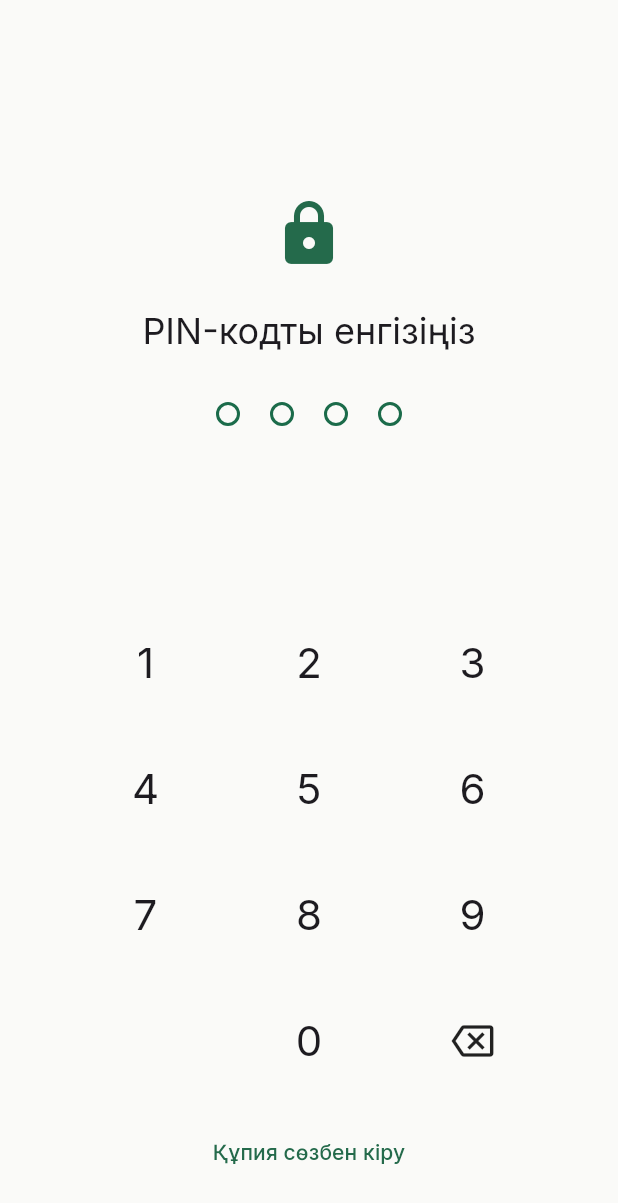
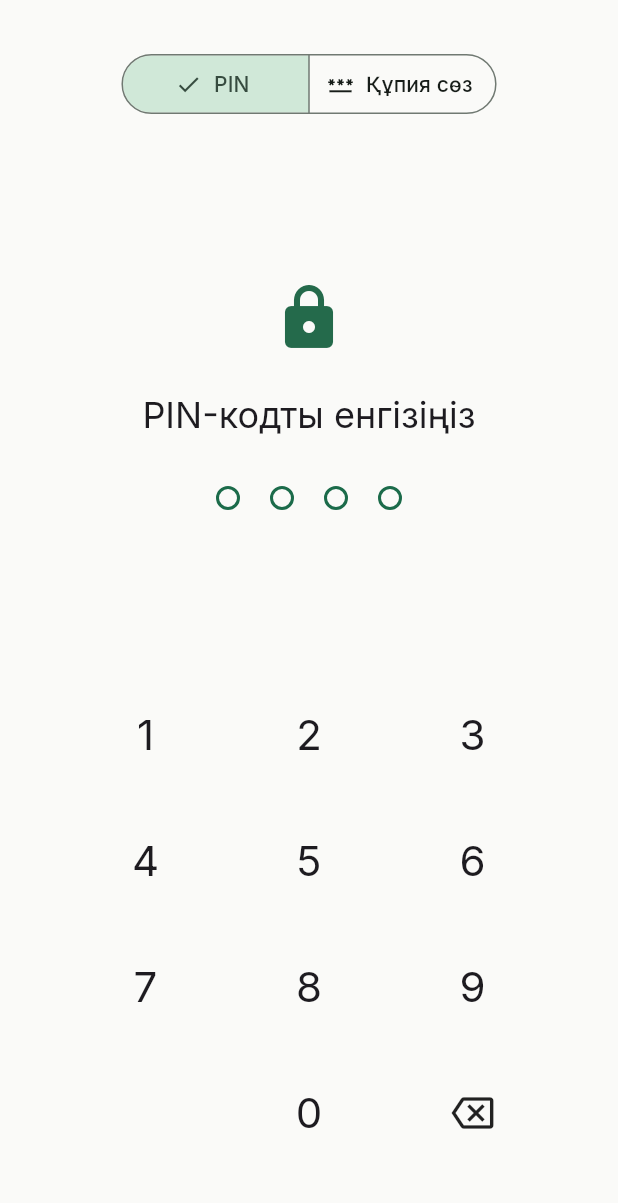
Before and after one commit to taxistdeveloper/jattau, a Flutter app: the PinUnlockScreen screen opened by its route, on a phone screen of 412 x 824 dp. Shown: the top 1203 px of the screen. Run offline on Flutter 3.47's test engine with Material 3 defaults, Android fonts, the phone set to English and light mode, and no system bars; our stand-ins replace audioplayers, dio, fl_chart, flutter_riverpod, go_router, google_fonts and 3 more; missing offline and left inert: record; accounts and stored records are empty.

Commit message:
Refactor authentication screens to support email/password login
- Updated AuthRepository to save email during session storage.
- Modified login flow to navigate to the home screen upon successful login instead of the PIN screen.
- Enhanced PinUnlockScreen to allow login via email and password, including UI updates for method selection.
- Added localization for new login methods in multiple languages.
- Cleaned up unused PIN-related logic in the PinUnlockScreen.

```diff
--- a/mobile/lib/features/auth/presentation/screens/login_screen.dart
+++ b/mobile/lib/features/auth/presentation/screens/login_screen.dart
@@ -44,7 +44,7 @@ class _LoginScreenState extends ConsumerState<LoginScreen> {
     if (state.value == true) {
       final hasPin = await ref.read(pinRepositoryProvider).hasPin();
       if (!mounted) return;
-      context.go(hasPin ? '/pin' : '/pin-setup');
+      context.go(hasPin ? '/home' : '/pin-setup');
     }
   }
 
--- a/mobile/lib/features/auth/presentation/screens/pin_screen.dart
+++ b/mobile/lib/features/auth/presentation/screens/pin_screen.dart
@@ -2,6 +2,8 @@ import 'package:flutter/material.dart';
 import 'package:flutter/services.dart';
 import 'package:flutter_riverpod/flutter_riverpod.dart';
 import 'package:go_router/go_router.dart';
+import 'package:jattau/core/utils/api_error.dart';
+import 'package:jattau/features/auth/data/auth_repository.dart';
 import 'package:jattau/features/auth/data/pin_repository.dart';
 import 'package:jattau/features/auth/presentation/providers/auth_provider.dart';
 import 'package:jattau/l10n/app_localizations.dart';
@@ -107,6 +109,8 @@ class _PinSetupScreenState extends ConsumerState<PinSetupScreen> {
   }
 }
 
+enum _UnlockMethod { pin, password }
+
 class PinUnlockScreen extends ConsumerStatefulWidget {
   const PinUnlockScreen({super.key});
 
@@ -115,9 +119,41 @@ class PinUnlockScreen extends ConsumerStatefulWidget {
 }
 
 class _PinUnlockScreenState extends ConsumerState<PinUnlockScreen> {
+  _UnlockMethod _method = _UnlockMethod.pin;
   String _pin = '';
   String? _error;
   bool _busy = false;
+
+  final _emailController = TextEditingController();
+  final _passwordController = TextEditingController();
+
+  @override
+  void initState() {
+    super.initState();
+    _loadEmail();
+  }
+
+  Future<void> _loadEmail() async {
+    final email = await ref.read(authRepositoryProvider).savedEmail();
+    if (!mounted || email == null) return;
+    _emailController.text = email;
+  }
+
+  @override
+  void dispose() {
+    _emailController.dispose();
+    _passwordController.dispose();
+    super.dispose();
+  }
+
+  void _switchMethod(_UnlockMethod method) {
+    setState(() {
+      _method = method;
+      _error = null;
+      _pin = '';
+      _busy = false;
+    });
+  }
 
   void _onDigit(String digit) {
     if (_busy || _pin.length >= 4) return;
@@ -127,7 +163,7 @@ class _PinUnlockScreenState extends ConsumerState<PinUnlockScreen> {
       _pin += digit;
     });
     if (_pin.length == 4) {
-      _verify();
+      _verifyPin();
     }
   }
 
@@ -140,7 +176,7 @@ class _PinUnlockScreenState extends ConsumerState<PinUnlockScreen> {
     });
   }
 
-  Future<void> _verify() async {
+  Future<void> _verifyPin() async {
     setState(() => _busy = true);
     final ok = await ref.read(pinRepositoryProvider).verifyPin(_pin);
     if (!mounted) return;
@@ -156,10 +192,30 @@ class _PinUnlockScreenState extends ConsumerState<PinUnlockScreen> {
     });
   }
 
-  Future<void> _usePassword() async {
-    await ref.read(authStateProvider.notifier).logout();
+  Future<void> _loginWithPassword() async {
+    final l10n = AppLocalizations.of(context)!;
+    setState(() {
+      _busy = true;
+      _error = null;
+    });
+    await ref.read(authStateProvider.notifier).login(
+      _emailController.text.trim(),
+      _passwordController.text,
+    );
     if (!mounted) return;
-    context.go('/login');
+    final state = ref.read(authStateProvider);
+    if (state.hasError) {
+      setState(() {
+        _busy = false;
+        _error = parseApiError(state.error!, l10n);
+      });
+      return;
+    }
+    if (state.value == true) {
+      context.go('/home');
+    } else {
+      setState(() => _busy = false);
+    }
   }
 
   @override
@@ -172,15 +228,37 @@ class _PinUnlockScreenState extends ConsumerState<PinUnlockScreen> {
           padding: const EdgeInsets.symmetric(horizontal: 24, vertical: 16),
           child: Column(
             children: [
+              const SizedBox(height: 16),
+              SegmentedButton<_UnlockMethod>(
+                segments: [
+                  ButtonSegment(
+                    value: _UnlockMethod.pin,
+                    label: Text(l10n.loginMethodPin),
+                    icon: const Icon(Icons.pin_outlined),
+                  ),
+                  ButtonSegment(
+                    value: _UnlockMethod.password,
+                    label: Text(l10n.loginMethodPassword),
+                    icon: const Icon(Icons.password_outlined),
+                  ),
+                ],
+                selected: {_method},
+                onSelectionChanged: (s) => _switchMethod(s.first),
+              ),
               const Spacer(),
-              Icon(Icons.lock_rounded, size: 48, color: Theme.of(context).colorScheme.primary),
+              Icon(
+                _method == _UnlockMethod.pin ? Icons.lock_rounded : Icons.lock_open_rounded,
+                size: 48,
+                color: Theme.of(context).colorScheme.primary,
+              ),
               const SizedBox(height: 24),
               Text(
-                l10n.pinEnter,
+                _method == _UnlockMethod.pin ? l10n.pinEnter : l10n.loginWithPassword,
                 style: Theme.of(context).textTheme.headlineSmall,
                 textAlign: TextAlign.center,
               ),
               const SizedBox(height: 32),
+              if (_method == _UnlockMethod.pin) ...[
                 _PinDots(filled: _pin.length, error: _error != null),
                 if (_error != null) ...[
                   const SizedBox(height: 16),
@@ -188,12 +266,39 @@ class _PinUnlockScreenState extends ConsumerState<PinUnlockScreen> {
                 ],
                 const Spacer(),
                 _PinPad(onDigit: _onDigit, onBackspace: _onBackspace),
-              const SizedBox(height: 8),
-              TextButton(
-                onPressed: _usePassword,
-                child: Text(l10n.pinUsePassword),
+                const SizedBox(height: 24),
+              ] else ...[
+                TextField(
+                  controller: _emailController,
+                  decoration: const InputDecoration(labelText: 'Email'),
+                  keyboardType: TextInputType.emailAddress,
+                  enabled: !_busy,
                 ),
                 const SizedBox(height: 16),
+                TextField(
+                  controller: _passwordController,
+                  decoration: InputDecoration(labelText: l10n.password),
+                  obscureText: true,
+                  enabled: !_busy,
+                  onSubmitted: (_) => _busy ? null : _loginWithPassword(),
+                ),
+                if (_error != null) ...[
+                  const SizedBox(height: 16),
+                  Text(_error!, style: TextStyle(color: Theme.of(context).colorScheme.error)),
+                ],
+                const SizedBox(height: 24),
+                FilledButton(
+                  onPressed: _busy ? null : _loginWithPassword,
+                  child: _busy
+                      ? const SizedBox(
+                          height: 20,
+                          width: 20,
+                          child: CircularProgressIndicator(strokeWidth: 2),
+                        )
+                      : Text(l10n.login),
+                ),
+                const Spacer(),
+              ],
             ],
           ),
         ),
--- a/mobile/lib/l10n/app_kk.arb
+++ b/mobile/lib/l10n/app_kk.arb
@@ -37,6 +37,9 @@
   "pinMismatch": "PIN-кодтар сәйкес емес",
   "pinWrong": "Қате PIN-код",
   "pinUsePassword": "Құпия сөзбен кіру",
+  "loginMethodPin": "PIN",
+  "loginMethodPassword": "Құпия сөз",
+  "loginWithPassword": "Құпия сөзбен кіру",
   "testCredentials": "Тест: demo@jattau.app / password123",
   "login": "Кіру",
   "noAccountRegister": "Аккаунт жоқ па? Тіркелу",
--- a/mobile/lib/l10n/app_localizations.dart
+++ b/mobile/lib/l10n/app_localizations.dart
@@ -295,6 +295,24 @@ abstract class AppLocalizations {
   /// In ru, this message translates to:
   /// **'Войти с паролем'**
   String get pinUsePassword;
+
+  /// No description provided for @loginMethodPin.
+  ///
+  /// In ru, this message translates to:
+  /// **'PIN'**
+  String get loginMethodPin;
+
+  /// No description provided for @loginMethodPassword.
+  ///
+  /// In ru, this message translates to:
+  /// **'Пароль'**
+  String get loginMethodPassword;
+
+  /// No description provided for @loginWithPassword.
+  ///
+  /// In ru, this message translates to:
+  /// **'Вход по паролю'**
+  String get loginWithPassword;
 
   /// No description provided for @testCredentials.
   ///
--- a/mobile/lib/l10n/app_localizations_kk.dart
+++ b/mobile/lib/l10n/app_localizations_kk.dart
@@ -112,6 +112,15 @@ class AppLocalizationsKk extends AppLocalizations {
 
   @override
   String get pinUsePassword => 'Құпия сөзбен кіру';
+
+  @override
+  String get loginMethodPin => 'PIN';
+
+  @override
+  String get loginMethodPassword => 'Құпия сөз';
+
+  @override
+  String get loginWithPassword => 'Құпия сөзбен кіру';
 
   @override
   String get testCredentials => 'Тест: demo@jattau.app / password123';
--- a/mobile/lib/l10n/app_ru.arb
+++ b/mobile/lib/l10n/app_ru.arb
@@ -55,6 +55,9 @@
   "pinMismatch": "PIN-коды не совпадают",
   "pinWrong": "Неверный PIN-код",
   "pinUsePassword": "Войти с паролем",
+  "loginMethodPin": "PIN",
+  "loginMethodPassword": "Пароль",
+  "loginWithPassword": "Вход по паролю",
   "testCredentials": "Тест: demo@jattau.app / password123",
   "login": "Войти",
   "noAccountRegister": "Нет аккаунта? Зарегистрироваться",
```
Also changed, not shown: mobile/lib/features/auth/data/auth_repository.dart (+9 -3 lines), mobile/lib/l10n/app_localizations_ru.dart (+9 -0 lines). Lines whose indentation alone changed are shown as unchanged.
